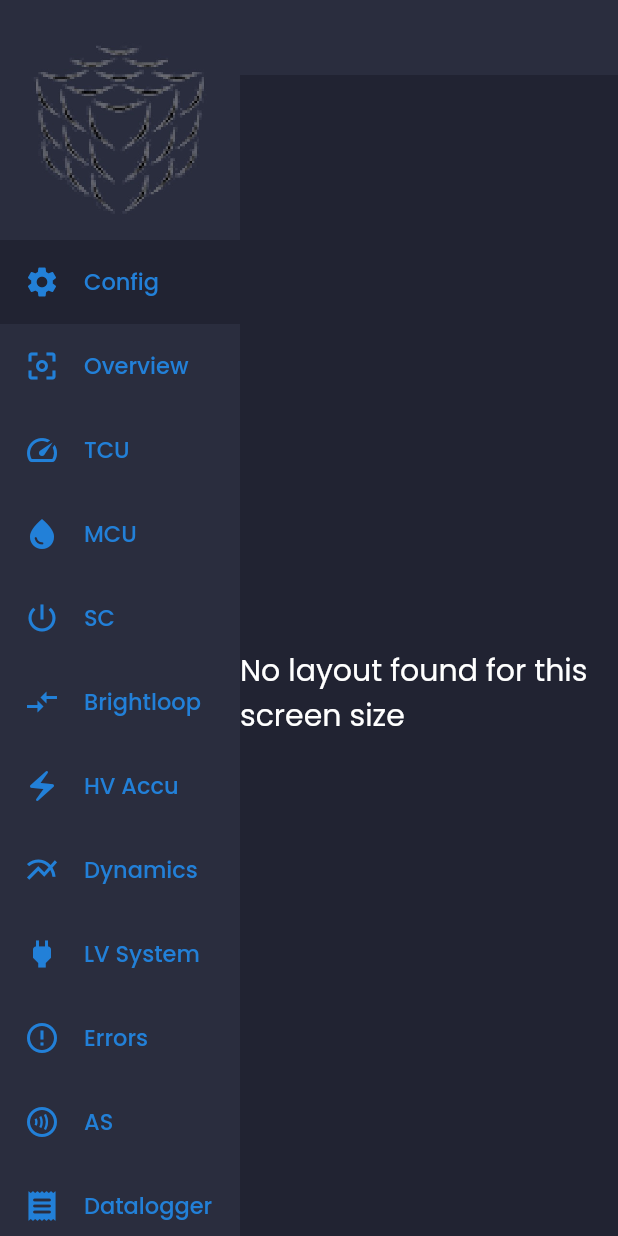
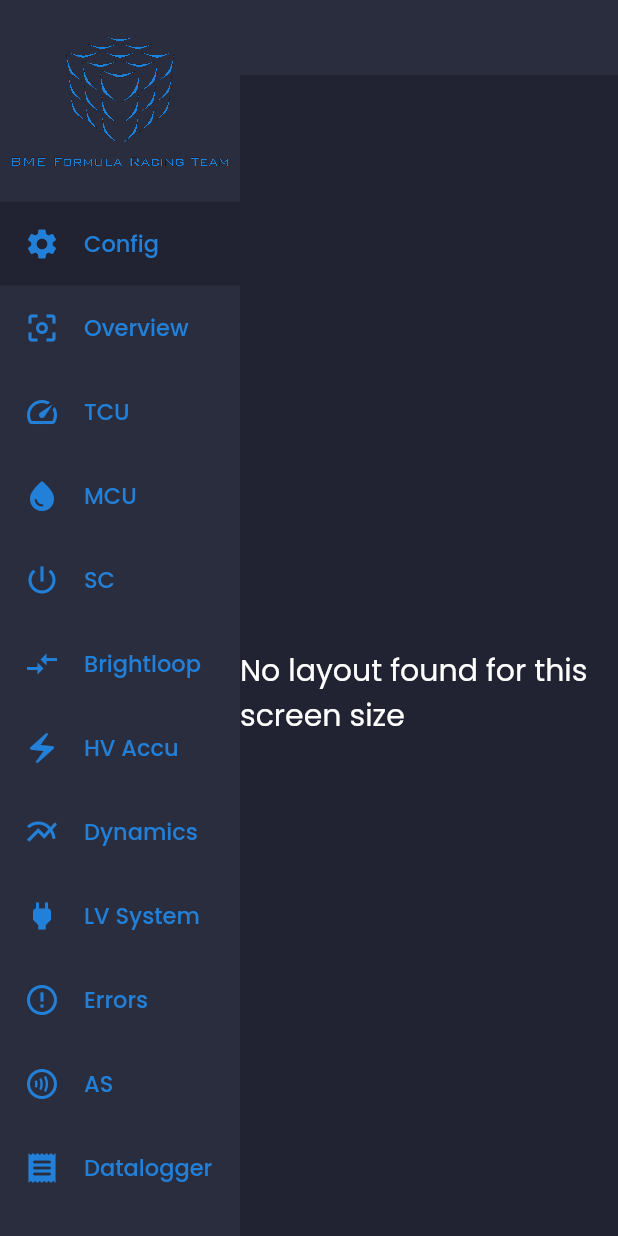
Before and after one commit to davidgmolnar/frt-telemetry, a Flutter app: the screen it shows after launch, on a phone screen of 412 x 824 dp. Run offline on Flutter 3.47's test engine with Material 2 defaults, Android fonts, the phone set to English and light mode, and no system bars; our stand-ins replace file_picker, google_fonts, syncfusion_flutter_charts, universal_io; missing offline and left inert: syncfusion_flutter_xlsio, window_manager; statements that could not run were skipped.

Commit message:
Added new logo

```diff
--- a/flutter_telemetry/lib/components/dash_menu.dart
+++ b/flutter_telemetry/lib/components/dash_menu.dart
@@ -48,8 +48,8 @@ class DashMenuState extends State<DashMenu>{
             ),
             Container(
               margin: const EdgeInsets.all(0),
-              padding: const EdgeInsets.all(0),
-              child: Image.asset("assets/images/frt_logo_small.jpg",
+              padding: const EdgeInsets.symmetric(vertical: 3 * defaultPadding, horizontal: defaultPadding),
+              child: Image.asset(textColor == textColorBright ? "assets/images/frt_logo_transparent_black.png" : "assets/images/frt_logo_transparent_bright.png",
                 alignment: Alignment.center,
                 filterQuality: FilterQuality.high,
                 fit: BoxFit.contain,
```
Also changed, not shown: flutter_telemetry/assets/images/frt_logo_transparent_black.png (added), flutter_telemetry/assets/images/frt_logo_transparent_bright.png (added).
